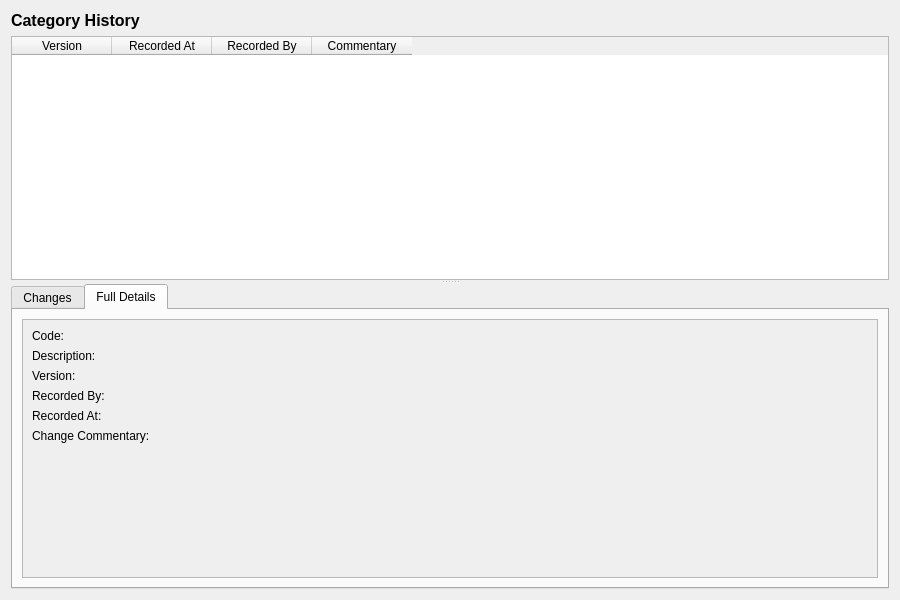
First picture: the form in projects/ores.qt/ui/ChangeReasonCategoryHistoryDialog.ui, repository OreStudio/OreStudio, before the edit.
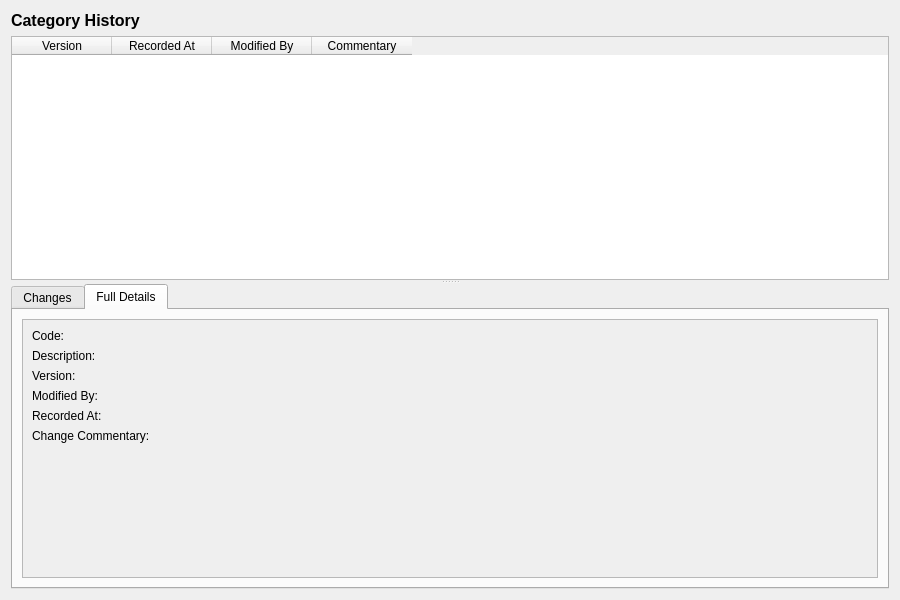
Second picture: the form after the edit. The open tabs and pages were chosen to show the change.

Commit message: [protocol] Fix audit trail metadata: rename recorded_by, remove from wire format

Patch:
```diff
--- a/projects/ores.qt/ui/ChangeReasonCategoryHistoryDialog.ui
+++ b/projects/ores.qt/ui/ChangeReasonCategoryHistoryDialog.ui
@@ -63,7 +63,7 @@
       </column>
       <column>
        <property name="text">
-        <string>Recorded By</string>
+        <string>Modified By</string>
        </property>
       </column>
       <column>
@@ -197,7 +197,7 @@
                <item row="3" column="0">
                 <widget class="QLabel" name="recordedByLabel">
                  <property name="text">
-                  <string>Recorded By:</string>
+                  <string>Modified By:</string>
                  </property>
                 </widget>
                </item>
```
Left out of the diff: 4 changed lines with no effect on the pictures. The commit also changes 473 other files.
